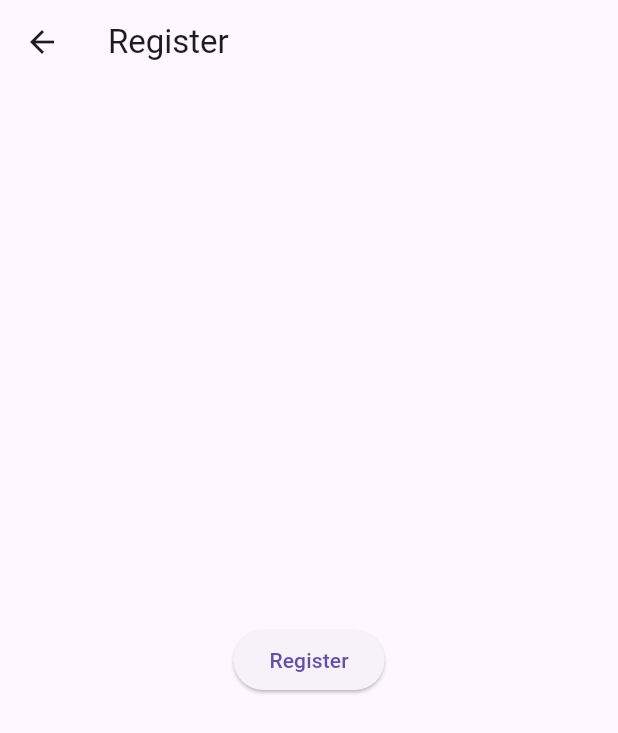
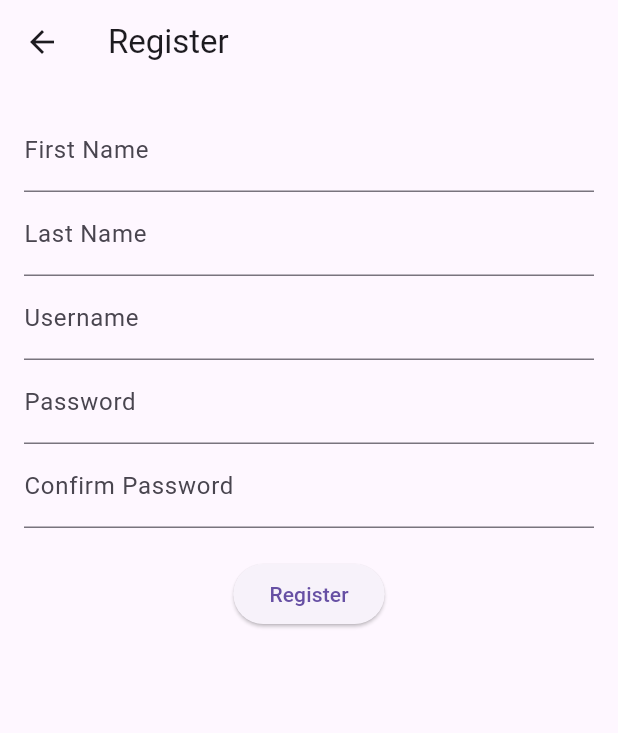
Before and after one commit to RichyWilz/spending_tracker_app, a Flutter app: the RegistrationScreen screen opened directly, on a phone screen of 412 x 824 dp. Shown: the top 733 px of the screen. Run offline on Flutter 3.47's test engine with Material 3 defaults, Android fonts, the phone set to English and light mode, and no system bars; our stand-ins replace animated_splash_screen, sqflite; accounts and stored records are empty.

Commit message:
Update registration_screen.dart

```diff
--- a/lib/registration_screen.dart
+++ b/lib/registration_screen.dart
@@ -7,13 +7,36 @@ class RegistrationScreen extends StatelessWidget {
       appBar: AppBar(
         title: Text('Register'),
       ),
-      body: Center(
-        child: ElevatedButton(
-          onPressed: () {
-            // Navigate to a specific page
-            Navigator.pushNamed(context, '/home');
-          },
-          child: Text('Register'),
+      body: Padding(
+        padding: const EdgeInsets.all(16.0),
+        child: Column(
+          children: [
+            TextField(
+              decoration: InputDecoration(labelText: 'First Name'),
+            ),
+            TextField(
+              decoration: InputDecoration(labelText: 'Last Name'),
+            ),
+            TextField(
+              decoration: InputDecoration(labelText: 'Username'),
+            ),
+            TextField(
+              decoration: InputDecoration(labelText: 'Password'),
+              obscureText: true,
+            ),
+            TextField(
+              decoration: InputDecoration(labelText: 'Confirm Password'),
+              obscureText: true,
+            ),
+            SizedBox(height: 20),
+            ElevatedButton(
+              onPressed: () {
+                // Navigate to a specific page
+                Navigator.pushNamed(context, '/home');
+              },
+              child: Text('Register'),
+            ),
+          ],
         ),
       ),
     );
```
